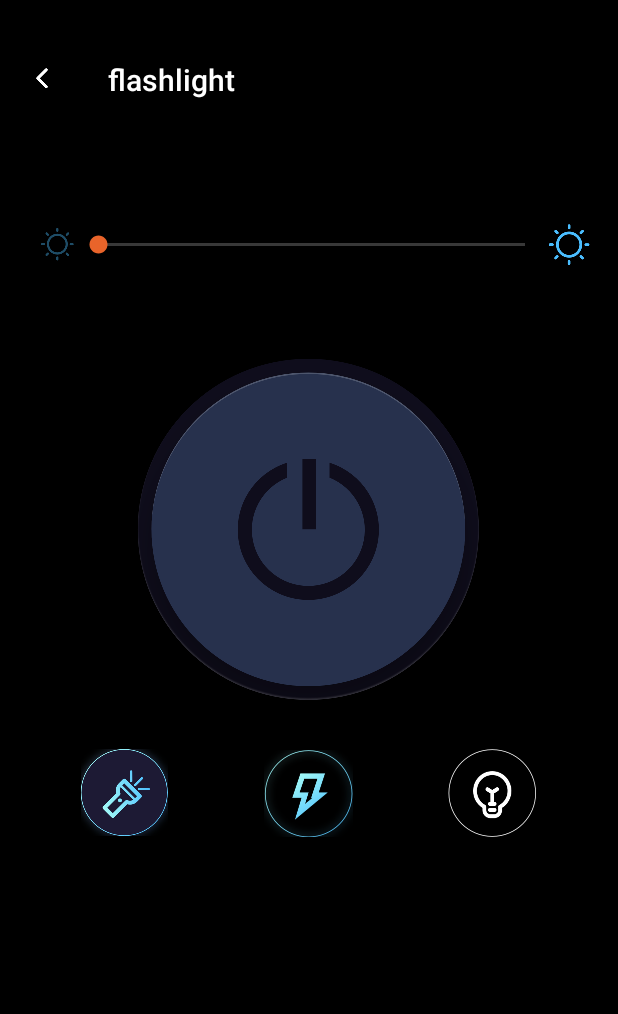
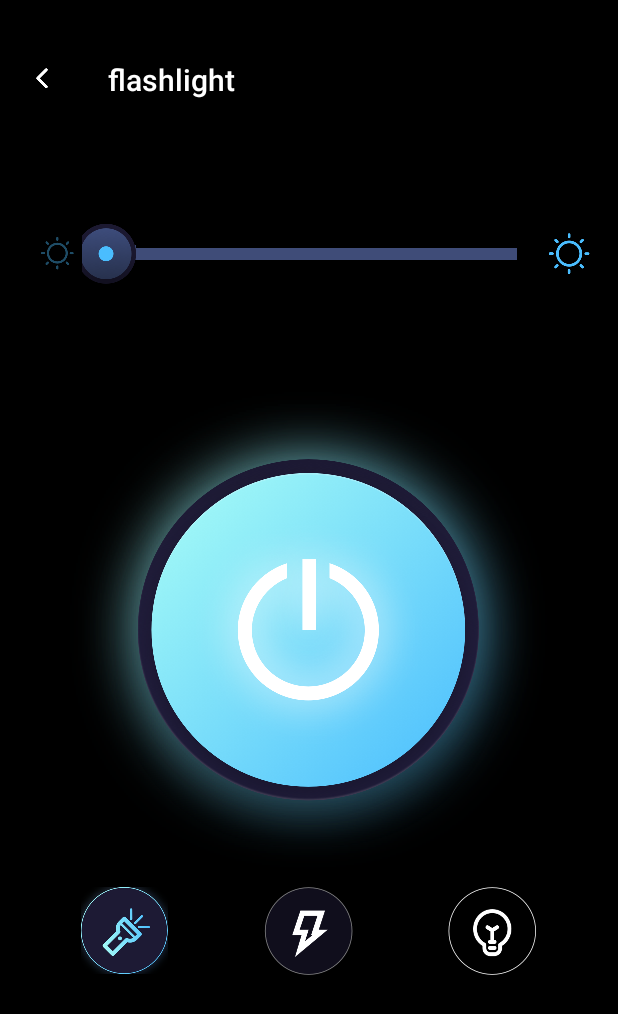
Before and after one commit to zhoujingjin422/second, an Android app: the layout activity_flash_light.xml on its own in the app's theme, with its tools: preview values and no code run, on a phone screen of 412 x 824 dp. Shown: the top 1014 px of the screen. Run offline under Robolectric (Android 15) with nearby library versions, the phone set to English and light mode, and no system bars.

Commit message:
bug修改

```diff
--- a/app/build.gradle
+++ b/app/build.gradle
@@ -6,13 +6,11 @@
 }
 
 android {
-    compileSdkVersion 32
-    buildToolsVersion "32.0.0"
-
+    compileSdkVersion 33
     defaultConfig {
         applicationId "com.pdf.plus.eight"
         minSdk 21
-        targetSdk 32
+        targetSdk 33
         versionCode 1
         versionName "1.0.0"
 
--- a/app/src/main/AndroidManifest.xml
+++ b/app/src/main/AndroidManifest.xml
@@ -9,6 +9,7 @@
     <uses-permission android:name="android.permission.SYSTEM_OVERLAY_WINDOW" />
     <uses-permission android:name="android.permission.SYSTEM_ALERT_WINDOW" />
     <uses-permission android:name="android.permission.CAMERA"/>
+    <uses-permission android:name="android.permission.FLASHLIGHT"/>
     <uses-permission android:name="android.permission.RECORD_AUDIO"/>
     <uses-permission android:name="android.permission.READ_EXTERNAL_STORAGE"/>
     <uses-permission android:name="android.permission.WRITE_EXTERNAL_STORAGE"/>
@@ -54,6 +55,8 @@
         <activity android:name=".ui.SettingActivity" android:screenOrientation="portrait"/>
         <activity android:name=".ui.WebActivity" android:screenOrientation="portrait"/>
         <activity android:name=".ui.WebPlayActivity" android:screenOrientation="portrait"/>
+        <activity android:name=".ui.FlashlightActivity" android:screenOrientation="portrait"/>
+        <activity android:name=".ui.WhiteActivity" android:screenOrientation="portrait"/>
         <activity android:name=".ui.WebPlayPianoActivity" android:screenOrientation="portrait"
             android:exported="true">
             <intent-filter>
--- a/app/src/main/java/com/best/now/autoclick/ui/GuideActivity.kt
+++ b/app/src/main/java/com/best/now/autoclick/ui/GuideActivity.kt
@@ -40,8 +40,7 @@
         else {
             //记录已经不是第一次进来了
             putSpValue("First",false)
-            startActivity(Intent(this,MainActivity::class.java))
-            startActivity(Intent(this,SubscribeActivity::class.java))
+            startActivity(Intent(this,MainActivity::class.java).putExtra("first",true))
             finish()
         }
     }
--- /dev/null
+++ b/app/src/main/res/drawable/seekbar_bg.xml
@@ -0,0 +1,26 @@
+<?xml version="1.0" encoding="utf-8"?>
+<layer-list xmlns:android="http://schemas.android.com/apk/res/android">
+
+    <item android:id="@android:id/background">
+        <shape>
+            <solid android:color="@color/c_3F4C78"/>
+        </shape>
+    </item>
+
+    <item android:id="@android:id/secondaryProgress">
+        <clip>
+            <shape>
+                <solid android:color="@color/c_3F4C78"/>
+            </shape>
+        </clip>
+    </item>
+
+    <item android:id="@android:id/progress">
+        <clip>
+            <shape>
+                <solid android:color="@color/c_3F4C78"/>
+            </shape>
+        </clip>
+    </item>
+
+</layer-list>
--- a/app/src/main/res/layout/activity_flash_light.xml
+++ b/app/src/main/res/layout/activity_flash_light.xml
@@ -21,6 +21,7 @@
             android:layout_marginTop="@dimen/status_bar_height"
             app:titleTextColor="@color/white"/>
         <LinearLayout
+            android:id="@+id/ll_top"
             android:layout_width="match_parent"
             android:layout_height="wrap_content"
             android:orientation="horizontal"
@@ -35,6 +36,13 @@
             <SeekBar
                 android:layout_width="0dp"
                 android:layout_weight="1"
+                android:layout_marginStart="5dp"
+                android:layout_marginEnd="5dp"
+                android:maxHeight="8dp"
+                android:minHeight="8dp"
+                android:progress="0"
+                android:thumb="@mipmap/icon_seekbar"
+                android:progressDrawable="@drawable/seekbar_bg"
                 android:layout_height="wrap_content"/>
             <ImageView
                 android:layout_width="wrap_content"
@@ -42,9 +50,10 @@
                 android:src="@mipmap/icon_large"/>
         </LinearLayout>
         <ImageView
+            android:id="@+id/iv_light"
             android:layout_width="wrap_content"
             android:layout_height="wrap_content"
-            android:src="@mipmap/icon_dark"
+            android:src="@mipmap/icon_light"
             android:layout_marginTop="60dp"
             android:layout_gravity="center_horizontal"/>
 
@@ -54,15 +63,18 @@
             android:layout_marginStart="54dp"
             android:layout_marginEnd="54dp">
             <ImageView
+                android:id="@+id/iv_sdt"
                 android:layout_width="wrap_content"
                 android:layout_height="wrap_content"
                 android:src="@mipmap/icon_sdt_on"/>
             <ImageView
+                android:id="@+id/iv_sd"
                 android:layout_width="wrap_content"
                 android:layout_height="wrap_content"
                 android:layout_gravity="center"
-                android:src="@mipmap/icon_sd_on"/>
+                android:src="@mipmap/icon_sd_off"/>
             <ImageView
+                android:id="@+id/iv_white"
                 android:layout_width="wrap_content"
                 android:layout_height="wrap_content"
                 android:layout_gravity="end"
```
Also changed, not shown: app/src/main/java/com/best/now/autoclick/ui/FlashlightActivity.kt (+59 -1 lines), app/src/main/java/com/best/now/autoclick/ui/MainActivity.kt (+7 -4 lines), app/src/main/java/com/best/now/autoclick/ui/WhiteActivity.kt (added, +16 -0 lines), app/src/main/java/com/best/now/autoclick/utils/CameraAndFlashProvider.java (added, +83 -0 lines), app/src/main/java/com/best/now/autoclick/viewmodel/FlashLightViewModel.kt (added, +33 -0 lines), app/src/main/res/layout/activity_white.xml (added, +14 -0 lines).
